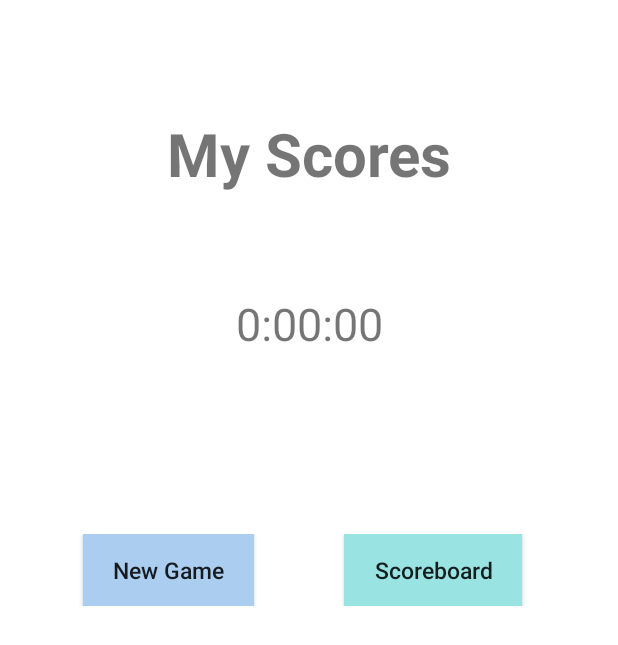
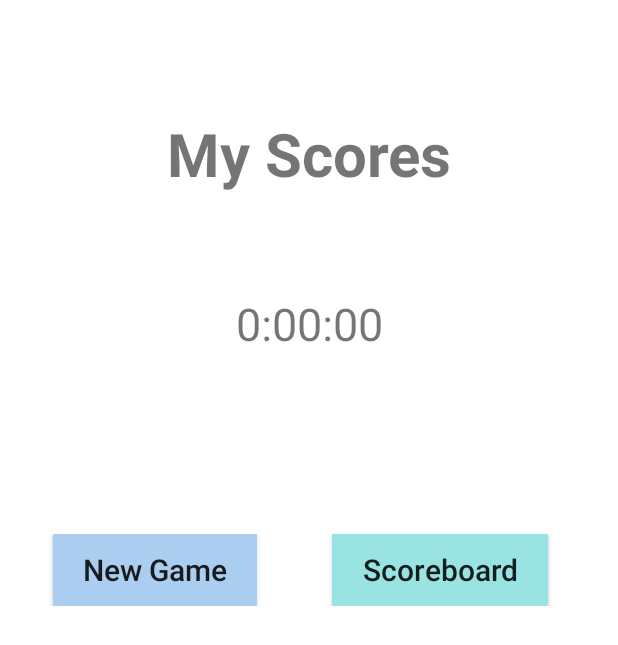
Before and after one commit to SA53-Team-7/MatchingGame, an Android app: the MyScore screen opened directly, with no data from a screen before it, on a phone screen of 412 x 824 dp. Shown: the top 645 px of the screen. Run offline under Robolectric (Android 15) with nearby library versions, the phone set to English and light mode, and no system bars.

Commit message:
Minor update in Myscore and Scoreboard layout

```diff
--- a/app/src/main/res/layout/activity_my_score.xml
+++ b/app/src/main/res/layout/activity_my_score.xml
@@ -47,11 +47,11 @@
             android:layout_width="wrap_content"
             android:layout_height="wrap_content"
             android:layout_weight="0.5"
-            android:layout_marginStart="50dp"
+            android:layout_marginStart="30dp"
             android:paddingLeft="20dp"
             android:paddingRight="20dp"
             android:background="#abcdef"
-            android:textSize="15sp"
+            android:textSize="20sp"
             android:textAllCaps="false"
             android:text="@string/newGame" />
 
@@ -60,12 +60,12 @@
             android:layout_width="wrap_content"
             android:layout_height="wrap_content"
             android:layout_weight="0.5"
-            android:layout_marginStart="60dp"
-            android:layout_marginEnd="50dp"
+            android:layout_marginStart="50dp"
+            android:layout_marginEnd="30dp"
             android:paddingLeft="20dp"
             android:paddingRight="20dp"
             android:background="#99e3e3"
-            android:textSize="15sp"
+            android:textSize="20sp"
             android:textAllCaps="false"
             android:text="@string/scoreboard" />
 
--- a/app/src/main/res/layout/activity_scoreboard.xml
+++ b/app/src/main/res/layout/activity_scoreboard.xml
@@ -27,7 +27,9 @@
         android:layout_height="wrap_content"
         android:layout_gravity="center"
         android:background="#abcdef"
-        android:textSize="15sp"
+        android:textSize="20sp"
+        android:paddingLeft="20dp"
+        android:paddingRight="20dp"
         android:textAllCaps="false"
         android:text="@string/newGame" />
 
```
